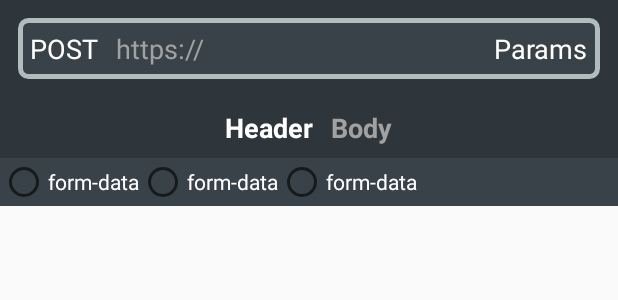
After one commit to iamBedant/PostmanAndroid, an Android app: the layout fragment_submit_request.xml on its own in the app's theme, with its tools: preview values and no code run, on a phone screen of 412 x 824 dp. The commit adds this screen. Shown: the top 300 px of the screen. Run offline under Robolectric (Android 15) with nearby library versions, the phone set to English and light mode, and no system bars; network calls fail.

Commit message:
stated home screen view

```diff
--- a/app/build.gradle
+++ b/app/build.gradle
@@ -26,9 +26,10 @@ dependencies {
     })
     compile 'com.android.support:appcompat-v7:24.2.1'
     compile 'com.android.support:design:24.2.1'
-    testCompile 'junit:junit:4.12'
     compile 'com.android.volley:volley:1.0.0'
     compile 'com.jakewharton:butterknife:8.4.0'
+    compile 'com.jakewharton.timber:timber:4.3.1'
+    compile 'com.android.support:support-v4:24.2.1'
+    testCompile 'junit:junit:4.12'
     annotationProcessor 'com.jakewharton:butterknife-compiler:8.4.0'
-    compile 'com.jakewharton.timber:timber:4.3.1'
 }
--- /dev/null
+++ b/app/src/main/res/drawable/round_corners_bg.xml
@@ -0,0 +1,7 @@
+<?xml version="1.0" encoding="UTF-8"?>
+<shape xmlns:android="http://schemas.android.com/apk/res/android">
+    <solid android:color="@color/colorPrimary"/>
+    <stroke android:width="3dp" android:color="#B1BCBE" />
+    <corners android:radius="5dip"/>
+    <padding android:left="0dip" android:top="0dip" android:right="0dip" android:bottom="0dip" />
+</shape>
--- a/app/src/main/res/layout/activity_main.xml
+++ b/app/src/main/res/layout/activity_main.xml
@@ -23,7 +23,7 @@
                 android:layout_width="wrap_content"
                 android:layout_height="wrap_content"
                 android:paddingLeft="@dimen/default_left_padding"
-                android:text="PostmanAndroid"
+                android:text="@string/app_name"
                 android:textColor="@color/color_white" />
 
         </android.support.v7.widget.Toolbar>
--- /dev/null
+++ b/app/src/main/res/layout/fragment_submit_request.xml
@@ -0,0 +1,107 @@
+<LinearLayout
+    android:layout_width="match_parent"
+    android:layout_height="wrap_content"
+    android:layout_marginBottom="@dimen/activity_horizontal_margin"
+    android:orientation="vertical"
+    xmlns:android="http://schemas.android.com/apk/res/android">
+    <LinearLayout
+        android:background="@color/colorPrimaryDark"
+        android:orientation="vertical"
+        android:layout_width="match_parent"
+        android:layout_height="wrap_content">
+        <RelativeLayout
+            android:id="@+id/url_container"
+            android:padding="@dimen/padding_small"
+            android:layout_margin="@dimen/margin_small"
+            android:background="@drawable/round_corners_bg"
+            android:layout_width="match_parent"
+            android:layout_height="wrap_content">
+            <TextView
+                android:id="@+id/request_type"
+                android:textSize="@dimen/textsize_xmedium"
+                android:text="@string/dummy_post"
+                android:layout_width="wrap_content"
+                android:textColor="@color/white"
+                android:layout_height="wrap_content" />
+            <EditText
+                android:layout_marginLeft="@dimen/margin_small"
+                android:layout_marginRight="@dimen/margin_small"
+                android:background="@android:color/transparent"
+                android:textSize="@dimen/textsize_xmedium"
+                android:maxLines="1"
+                android:textColor="@color/white"
+                android:hint="https://"
+                android:textColorHint="@color/hdfc_light_grey"
+                android:layout_toLeftOf="@+id/request_params"
+                android:layout_toRightOf="@+id/request_type"
+                android:layout_width="match_parent"
+                android:layout_height="wrap_content" />
+            <TextView
+                android:layout_alignParentRight="true"
+                android:id="@+id/request_params"
+                android:textSize="@dimen/textsize_xmedium"
+                android:text="@string/request_params"
+                android:layout_width="wrap_content"
+                android:textColor="@color/white"
+                android:layout_height="wrap_content" />
+        </RelativeLayout>
+        <RelativeLayout
+            android:padding="@dimen/padding_small"
+            android:layout_gravity="center_horizontal"
+            android:layout_width="wrap_content"
+            android:layout_height="wrap_content">
+            <TextView
+                android:textStyle="bold"
+                android:id="@+id/request_header"
+                android:textSize="@dimen/textsize_xmedium"
+                android:text="@string/request_header"
+                android:layout_width="wrap_content"
+                android:layout_marginRight="@dimen/margin_small"
+                android:textColor="@color/white"
+                android:layout_height="wrap_content" />
+            <TextView
+                android:textStyle="bold"
+                android:layout_toRightOf="@+id/request_header"
+                android:id="@+id/request_body"
+                android:textSize="@dimen/textsize_xmedium"
+                android:text="@string/request_body"
+                android:layout_width="wrap_content"
+                android:textColor="@color/hdfc_light_grey"
+                android:layout_height="wrap_content" />
+        </RelativeLayout>
+    </LinearLayout>
+    <ScrollView
+        android:background="@color/colorPrimary"
+        android:layout_width="match_parent"
+        android:layout_height="wrap_content">
+        <LinearLayout
+            android:layout_width="match_parent"
+            android:layout_height="wrap_content">
+            <RelativeLayout
+                android:visibility="visible"
+                android:layout_width="wrap_content"
+                android:layout_height="wrap_content">
+                <RadioGroup
+                    android:orientation="horizontal"
+                    android:layout_width="wrap_content"
+                    android:layout_height="wrap_content">
+                    <RadioButton
+                        android:textColor="@color/color_white"
+                        android:text="form-data"
+                        android:layout_width="wrap_content"
+                        android:layout_height="wrap_content" />
+                    <RadioButton
+                        android:textColor="@color/color_white"
+                        android:text="form-data"
+                        android:layout_width="wrap_content"
+                        android:layout_height="wrap_content" />
+                    <RadioButton
+                        android:textColor="@color/color_white"
+                        android:text="form-data"
+                        android:layout_width="wrap_content"
+                        android:layout_height="wrap_content" />
+                </RadioGroup>
+            </RelativeLayout>
+        </LinearLayout>
+    </ScrollView>
+</LinearLayout>
--- a/app/src/main/res/values/strings.xml
+++ b/app/src/main/res/values/strings.xml
@@ -1,3 +1,10 @@
 <resources>
     <string name="app_name">PostmanAndroid</string>
+
+    <!-- TODO: Remove or change this placeholder text -->
+    <string name="hello_blank_fragment">Hello blank fragment</string>
+    <string name="dummy_post">POST</string>
+    <string name="request_params">Params</string>
+    <string name="request_header">Header</string>
+    <string name="request_body">Body</string>
 </resources>
```
Also changed, not shown: app/src/main/java/com/postman/android/fragments/SubmitRequestFragment.java (added, +30 -0 lines), app/src/main/res/values/colors.xml (+28 -0 lines), app/src/main/res/values/dimens.xml (+81 -0 lines).
